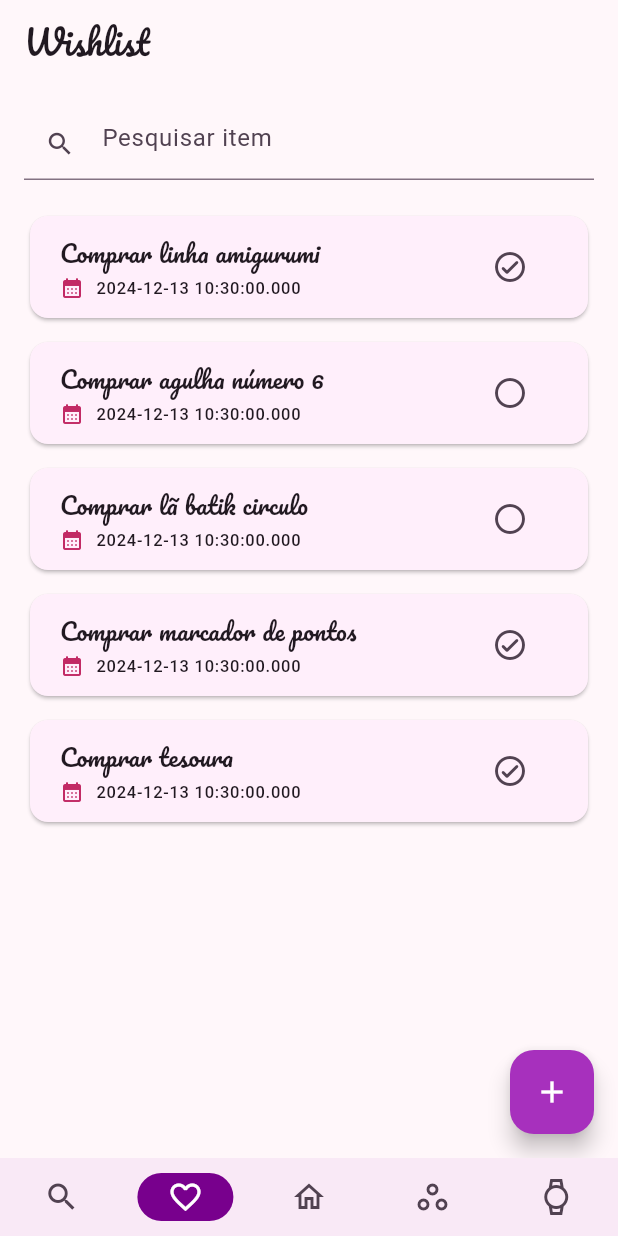
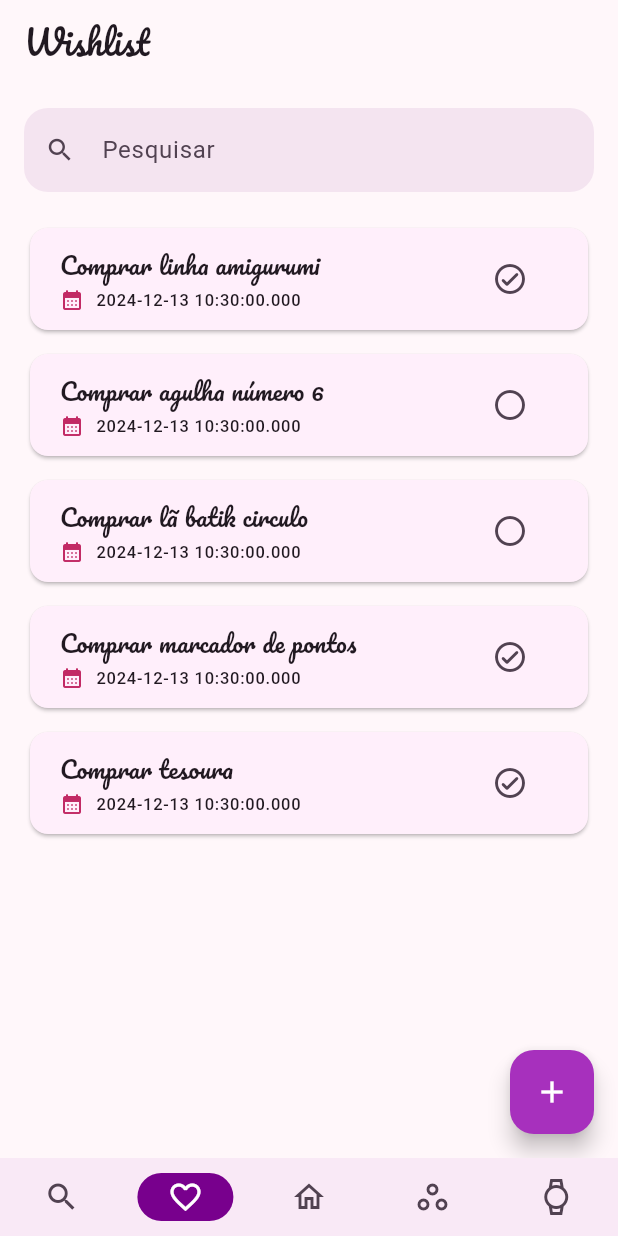
Before and after one commit to saycass/crochetime, a Flutter app: the screen it shows after launch, item 2 of the bottom bar chosen, on a phone screen of 412 x 824 dp. Run offline on Flutter 3.47's test engine with Material 3 defaults, Android fonts, the phone set to English and light mode, and no system bars; our stand-ins replace go_router, google_fonts; network calls fail.

Commit message:
Created searchbar widget and defined the style in the theme

```diff
--- a/lib/ui/core/themes/theme.dart
+++ b/lib/ui/core/themes/theme.dart
@@ -1,5 +1,7 @@
 import 'package:flutter/material.dart';
 import 'package:google_fonts/google_fonts.dart';
+
+import 'dimension.dart';
 
 class MaterialTheme {
   final TextTheme textTheme;
@@ -128,6 +130,14 @@ class MaterialTheme {
         foregroundColor: colorScheme.onSurface,
         surfaceTintColor: colorScheme.surfaceTint,
       ),
+      inputDecorationTheme: InputDecorationTheme(
+        border: OutlineInputBorder(
+          borderRadius: Dimension.small.circularBorder,
+          borderSide: BorderSide.none,
+        ),
+        filled: true,
+        fillColor: colorScheme.surfaceContainerHigh,
+      )
     );
   }
 }
--- /dev/null
+++ b/lib/ui/core/ui/search_field.dart
@@ -0,0 +1,18 @@
+import 'package:flutter/material.dart';
+
+class SearchField extends StatelessWidget {
+  const SearchField({super.key});
+
+  @override
+  Widget build(BuildContext context) {
+    return const TextField(
+      decoration: InputDecoration(
+        prefixIcon: Icon(
+          Icons.search,
+          size: 20,
+        ),
+        hintText: 'Pesquisar ',
+      ),
+    );
+  }
+}
--- a/lib/ui/wishlist/home/wishlist_view.dart
+++ b/lib/ui/wishlist/home/wishlist_view.dart
@@ -2,6 +2,7 @@ import 'package:flutter/material.dart';
 
 import '../../../domain/models/wish.dart';
 import '../../core/themes/dimension.dart';
+import '../../core/ui/search_field.dart';
 import 'widgets/list_card.dart';
 
 class WishlistView extends StatefulWidget {
@@ -29,15 +30,7 @@ class _WishlistViewState extends State<WishlistView> {
           SliverToBoxAdapter(
             child: Padding(
               padding: Dimension.small.allPadding,
-              child: const TextField(
-                decoration: InputDecoration(
-                  prefixIcon: Icon(
-                    Icons.search,
-                    size: 20,
-                  ),
-                  hintText: 'Pesquisar item',
-                ),
-              ),
+              child: const SearchField(),
             ),
           ),
           SliverList(
```
Also changed, not shown: lib/ui/workspace/create/create_view.dart (+6 -26 lines).
